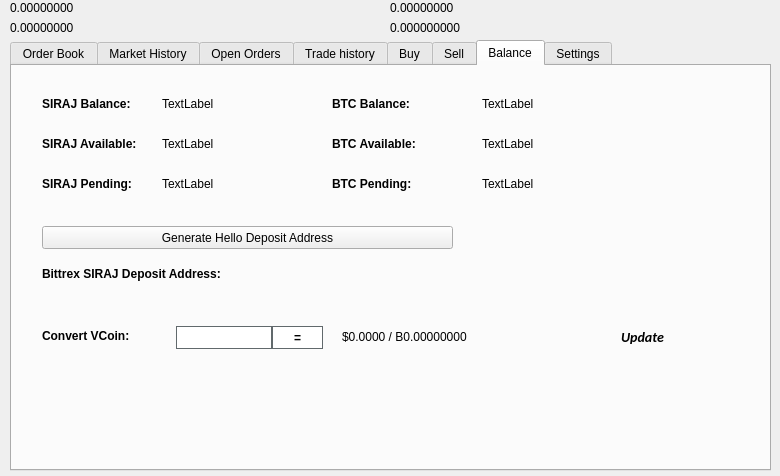
Qt form src/qt/forms/tradingdialog.ui (spayse/hello_world) before a commit.
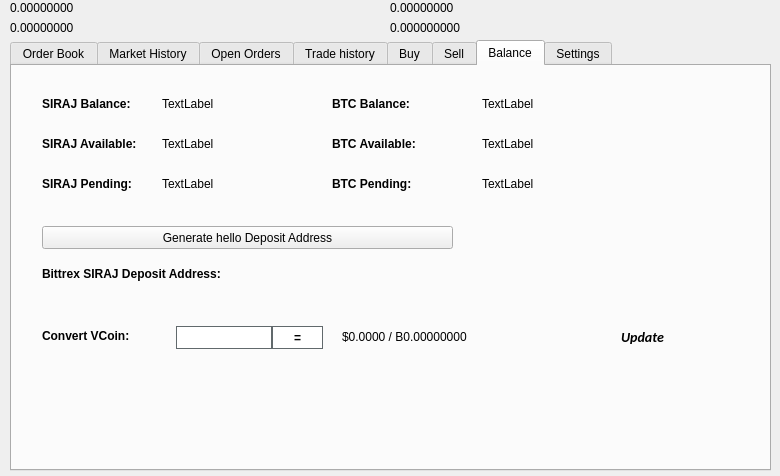
The same form after that commit. The open tabs and pages were chosen to show the change. Icons and pictures are not drawn.

Diff of the .ui file:
```diff
--- a/src/qt/forms/tradingdialog.ui
+++ b/src/qt/forms/tradingdialog.ui
@@ -2941,7 +2941,7 @@
       </rect>
      </property>
      <property name="text">
-      <string>Generate Hello Deposit Address</string>
+      <string>Generate hello Deposit Address</string>
      </property>
      <property name="icon">
       <iconset resource="../Hello.qrc">
```
Left out of the diff: 14 changed lines with no effect on the pictures.
